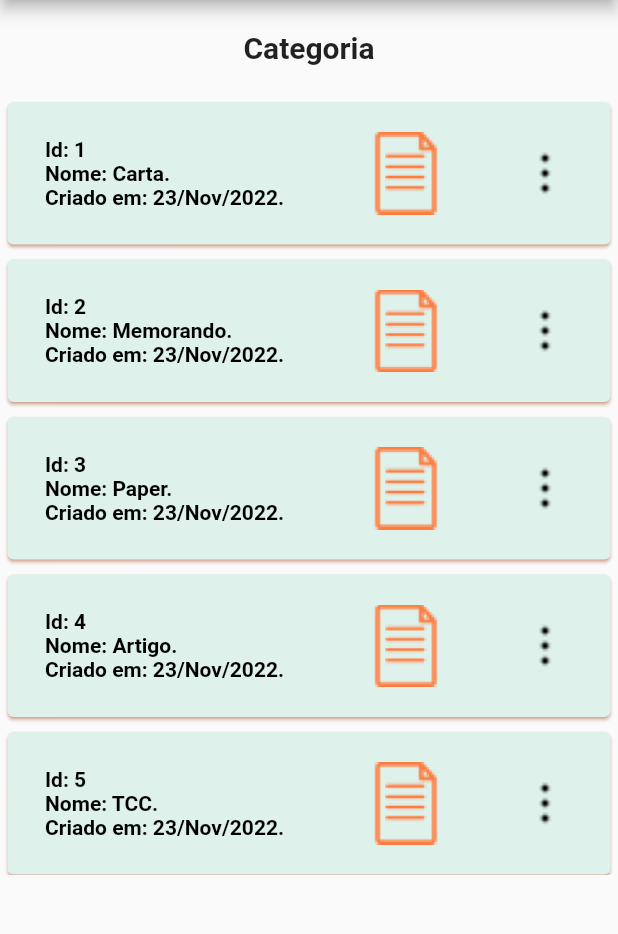
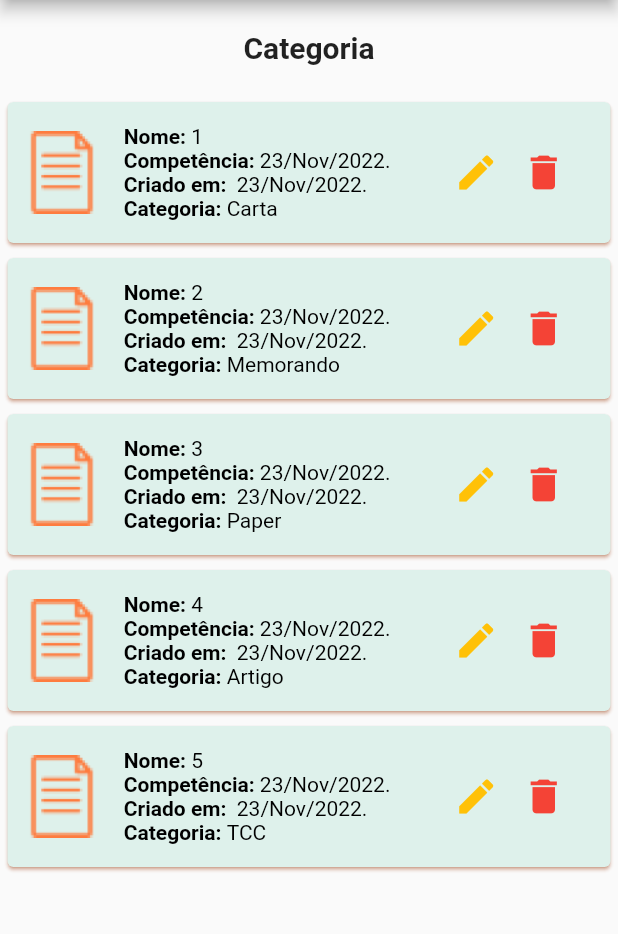
Before and after one commit to calebeso/2file, a Flutter app: the screen it shows after launch, on a phone screen of 412 x 824 dp, the part 84-1018 px from its top. Run offline on Flutter 3.47's test engine with Material 2 defaults, Android fonts, the phone set to English and light mode, and no system bars.

Commit message:
alteração da view de categoriaList_page

```diff
--- a/lib/components/categoriaList.dart
+++ b/lib/components/categoriaList.dart
@@ -7,12 +7,12 @@ class CategoriaList extends StatelessWidget {
   final List<Documento> documentos;
 
   //constructor
+
   CategoriaList(this.documentos);
 
   @override
   Widget build(BuildContext context) {
-    return SingleChildScrollView(
-      child: Container(
+    return SizedBox(
       height: 520,
       child: ListView.builder(
         itemCount: documentos.length,
@@ -24,61 +24,117 @@ class CategoriaList extends StatelessWidget {
             margin: const EdgeInsets.all(5),
             child: Row(
               children: [
+                GestureDetector(
+                  onTap: () {
+                    print('Teste');
+                  },
+                  child: Container(
+                    margin: const EdgeInsets.only(left: 10),
+                    child: Image.asset(
+                      'assets/images/icon_doc.png',
+                      height: 55,
+                    ),
+                  ),
+                ),
                 Container(
+                  width: 220,
                   padding: const EdgeInsets.all(5),
-                    margin:
-                        const EdgeInsets.only(left: 20, top: 10, bottom: 10),
+                  margin: const EdgeInsets.only(left: 10, top: 10, bottom: 10),
                   child: Column(
                     crossAxisAlignment: CrossAxisAlignment.start,
                     children: [
-                        Text(
-                          'Id: ${doc.id.toString()}',
-                          style: const TextStyle(
+                      Row(
+                        children: [
+                          const Text(
+                            'Nome: ',
+                            style: TextStyle(
                                 fontWeight: FontWeight.bold,
                                 fontSize: 14,
                                 color: Colors.black),
                           ),
                           Text(
-                          'Nome: ${doc.nome}.',
+                            doc.id.toString(),
                             style: const TextStyle(
+                              fontSize: 14,
+                              color: Colors.black,
+                            ),
+                          ),
+                        ],
+                      ),
+                      Row(
+                        children: [
+                          const Text(
+                            'Competência: ',
+                            style: TextStyle(
                                 fontWeight: FontWeight.bold,
                                 fontSize: 14,
                                 color: Colors.black),
                           ),
                           Text(
-                          'Criado em: ${DateFormat('d/MMM/y.').format(doc.criadoEm!).toString()}',
+                            DateFormat('d/MMM/y.')
+                                .format(doc.criadoEm!)
+                                .toString(),
                             style: const TextStyle(
+                                fontSize: 14, color: Colors.black),
+                          ),
+                        ],
+                      ),
+                      Row(
+                        children: [
+                          const Text(
+                            'Criado em:  ',
+                            style: TextStyle(
                                 fontWeight: FontWeight.bold,
                                 fontSize: 14,
                                 color: Colors.black),
                           ),
+                          Text(
+                            DateFormat('d/MMM/y.')
+                                .format(doc.criadoEm!)
+                                .toString(),
+                            style: const TextStyle(
+                                fontSize: 14, color: Colors.black),
+                          ),
                         ],
                       ),
+                      Row(
+                        children: [
+                          const Text(
+                            'Categoria: ',
+                            style: TextStyle(
+                                fontWeight: FontWeight.bold,
+                                fontSize: 14,
+                                color: Colors.black),
                           ),
-                  GestureDetector(
-                    onTap: () => print('abrir documento'),
-                    child: Column(
-                      children: [
-                        Container(
-                          child: Image.asset(
-                            'assets/images/icon_doc.png',
-                            height: 55,
+                          Text(
+                            doc.nome!,
+                            style: const TextStyle(
+                              fontSize: 14,
+                              color: Colors.black,
                             ),
-                          margin: const EdgeInsets.only(left: 50),
+                          ),
+                        ],
                       ),
                     ],
                   ),
                 ),
-                  GestureDetector(
-                    onTap: () => print('excluir ou editar documento'),
-                    child: Column(
+                Container(
+                  margin: const EdgeInsets.only(left: 5),
+                  child: Row(
+                    // ignore: prefer_const_literals_to_create_immutables
                     children: [
-                        Container(
-                          child: Image.asset(
-                            'assets/images/reticencias_vert.png',
-                            height: 55,
+                      const Icon(
+                        Icons.edit,
+                        color: Colors.amber,
+                        size: 30.0,
                       ),
-                          margin: EdgeInsets.fromLTRB(50, 20, 5, 20),
+                      const SizedBox(
+                        width: 15,
+                      ),
+                      const Icon(
+                        Icons.delete,
+                        color: Colors.red,
+                        size: 30.0,
                       ),
                     ],
                   ),
@@ -88,7 +144,6 @@ class CategoriaList extends StatelessWidget {
           );
         },
       ),
-      ),
     );
   }
 }
--- a/lib/main.dart
+++ b/lib/main.dart
@@ -1,7 +1,5 @@
 import 'package:first_app/pages/listview_categoria_page.dart';
 import 'package:flutter/material.dart';
-import 'dart:math';
-
 
 main() => runApp(TwoFileApp());
 
@@ -15,9 +13,9 @@ class _TwoFileAppState extends State<TwoFileApp> {
   Widget build(BuildContext context) {
     final ThemeData tema = ThemeData();
 
-
     return MaterialApp(
-      home:CategoriaListPage(),
+      debugShowCheckedModeBanner: false,
+      home: CategoriaListPage(),
       theme: tema.copyWith(
         colorScheme: tema.colorScheme.copyWith(
           primary: const Color(0xff0C322C),
```
Lines whose indentation alone changed are shown as unchanged.
